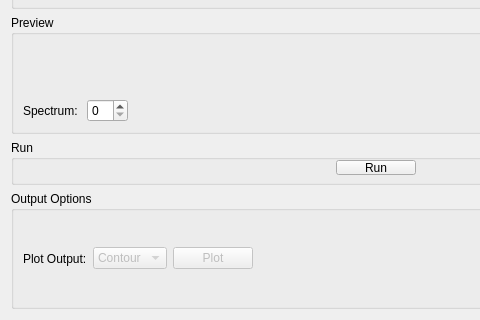
This is qt/scientific_interfaces/Indirect/ApplyAbsorptionCorrections.ui in mantidproject/mantid as Qt 5 draws it before an edit; both pictures show x 0 to 480 and y 424 to 744 of the 751 by 744 pixel window. The edited form follows.
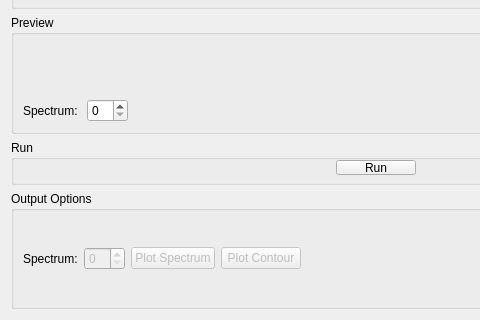
This is the edited form. Custom widgets are drawn as their Qt base class.

Commit message: Refs #23757. Add Plot spectrum option

The edit to the form file:
```diff
--- a/qt/scientific_interfaces/Indirect/ApplyAbsorptionCorrections.ui
+++ b/qt/scientific_interfaces/Indirect/ApplyAbsorptionCorrections.ui
@@ -388,30 +388,25 @@
          </sizepolicy>
         </property>
         <property name="text">
-         <string>Plot Output:</string>
+         <string>Spectrum:</string>
         </property>
        </widget>
       </item>
       <item>
-       <widget class="QComboBox" name="cbPlotOutput">
+       <widget class="QSpinBox" name="spSpectrum">
         <property name="enabled">
          <bool>false</bool>
         </property>
-        <item>
-         <property name="text">
-          <string>Contour</string>
-         </property>
+       </widget>
         </item>
         <item>
-         <property name="text">
-          <string>Spectra</string>
-         </property>
-        </item>
-        <item>
+       <widget class="QPushButton" name="pbPlotSpectrum">
+        <property name="enabled">
+         <bool>false</bool>
+        </property>
          <property name="text">
-          <string>Both</string>
-         </property>
-        </item>
+         <string>Plot Spectrum</string>
+        </property>
        </widget>
       </item>
       <item>
@@ -420,7 +415,7 @@
          <bool>false</bool>
         </property>
         <property name="text">
-         <string>Plot</string>
+         <string>Plot Contour</string>
         </property>
        </widget>
       </item>
```
Left out of the diff: 2 changed lines with no effect on the pictures. Lines whose indentation alone changed are shown as unchanged. The commit also changes 5 other files.
